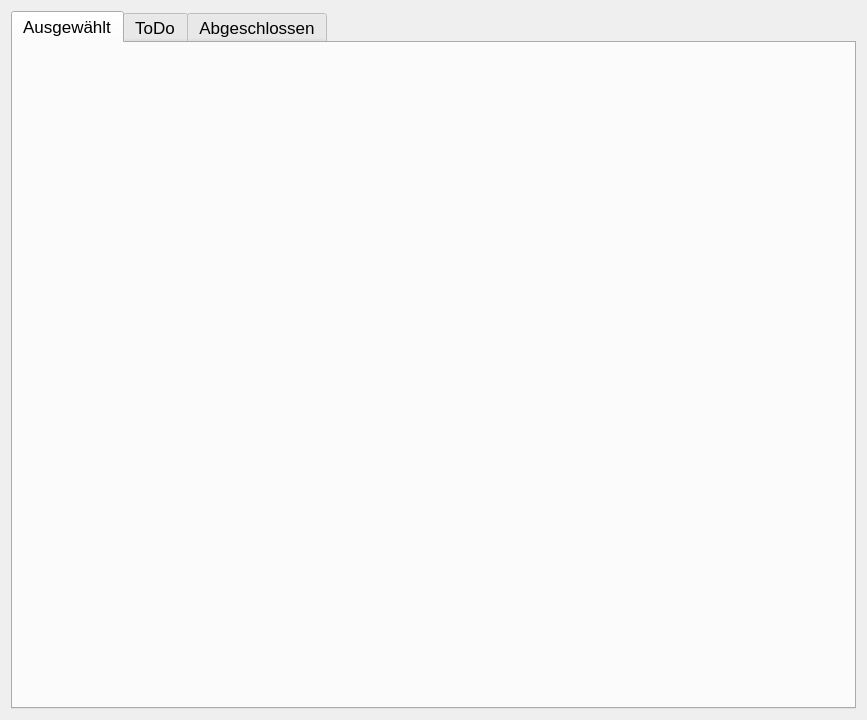
The window that fim/gui/draft/draft_selection.ui (b-lack/qgis-fim-plugin) describes before a commit, drawn with Qt 5.
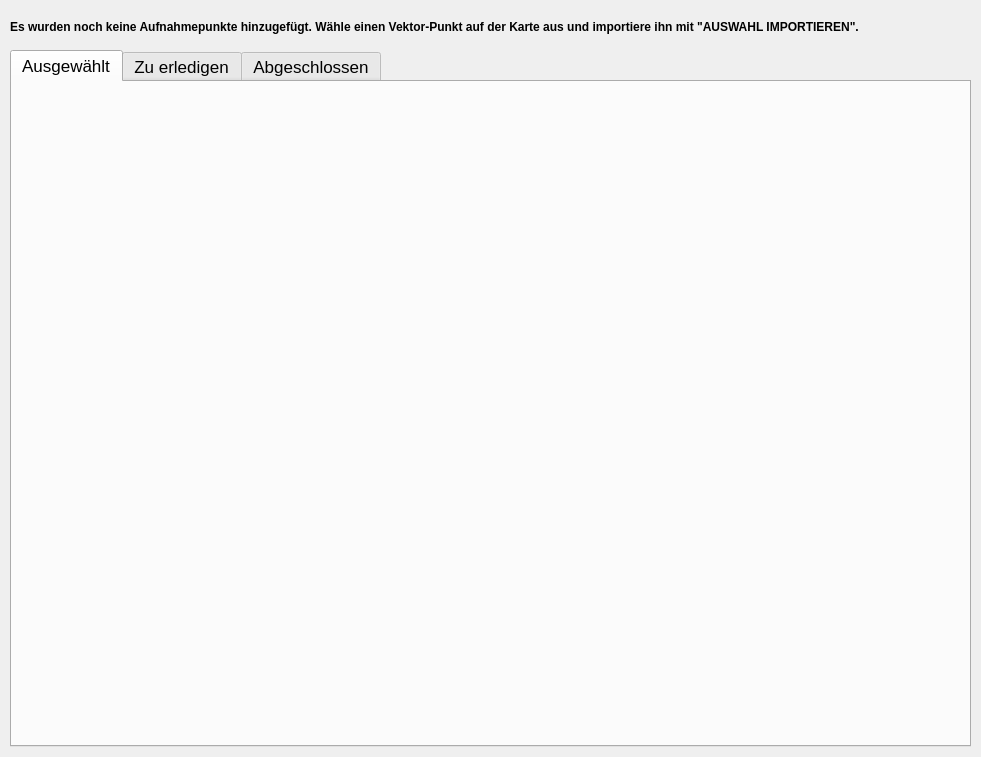
The same window after the commit. The open tabs and pages were chosen to show the change.

```diff
--- a/fim/gui/draft/draft_selection.ui
+++ b/fim/gui/draft/draft_selection.ui
@@ -6,8 +6,8 @@
    <rect>
     <x>0</x>
     <y>0</y>
-    <width>867</width>
-    <height>720</height>
+    <width>981</width>
+    <height>757</height>
    </rect>
   </property>
   <property name="windowTitle">
@@ -17,7 +17,65 @@
    <string notr="true"/>
   </property>
   <layout class="QGridLayout" name="gridLayout">
+   <property name="leftMargin">
+    <number>0</number>
+   </property>
+   <property name="topMargin">
+    <number>0</number>
+   </property>
+   <property name="rightMargin">
+    <number>0</number>
+   </property>
+   <property name="bottomMargin">
+    <number>0</number>
+   </property>
    <item row="0" column="0">
+    <layout class="QGridLayout" name="lfbIoWidget">
+     <property name="leftMargin">
+      <number>10</number>
+     </property>
+     <property name="topMargin">
+      <number>10</number>
+     </property>
+     <property name="rightMargin">
+      <number>10</number>
+     </property>
+     <property name="bottomMargin">
+      <number>10</number>
+     </property>
+    </layout>
+   </item>
+   <item row="2" column="0">
+    <layout class="QGridLayout" name="gridLayout_6">
+     <property name="leftMargin">
+      <number>10</number>
+     </property>
+     <property name="topMargin">
+      <number>0</number>
+     </property>
+     <property name="rightMargin">
+      <number>10</number>
+     </property>
+     <property name="bottomMargin">
+      <number>10</number>
+     </property>
+     <item row="0" column="0">
+      <widget class="QLabel" name="empty_draft_label">
+       <property name="font">
+        <font>
+         <weight>75</weight>
+         <bold>true</bold>
+        </font>
+       </property>
+       <property name="text">
+        <string>Es wurden noch keine Aufnahmepunkte hinzugefügt. Wähle einen Vektor-Punkt auf der Karte aus und importiere ihn mit &quot;AUSWAHL IMPORTIEREN&quot;.</string>
+       </property>
+       <property name="wordWrap">
+        <bool>true</bool>
+       </property>
+      </widget>
+     </item>
+     <item row="2" column="0">
     <widget class="QTabWidget" name="tabWidget">
      <property name="font">
       <font>
@@ -61,8 +119,8 @@
            <rect>
             <x>0</x>
             <y>0</y>
-            <width>845</width>
-            <height>663</height>
+              <width>957</width>
+              <height>630</height>
            </rect>
           </property>
           <layout class="QVBoxLayout" name="verticalLayout_4">
@@ -90,7 +148,7 @@
      </widget>
      <widget class="QWidget" name="tab">
       <attribute name="title">
-       <string>ToDo</string>
+         <string>Zu erledigen</string>
       </attribute>
       <layout class="QGridLayout" name="gridLayout_3">
        <property name="leftMargin">
@@ -232,7 +290,22 @@
     </widget>
    </item>
    <item row="1" column="0">
-    <layout class="QGridLayout" name="lfbIoWidget"/>
+      <spacer name="verticalSpacer_4">
+       <property name="orientation">
+        <enum>Qt::Vertical</enum>
+       </property>
+       <property name="sizeType">
+        <enum>QSizePolicy::Fixed</enum>
+       </property>
+       <property name="sizeHint" stdset="0">
+        <size>
+         <width>20</width>
+         <height>10</height>
+        </size>
+       </property>
+      </spacer>
+     </item>
+    </layout>
    </item>
   </layout>
  </widget>
```
Left out of the diff: 16 changed lines with no effect on the pictures. Lines whose indentation alone changed are shown as unchanged.
